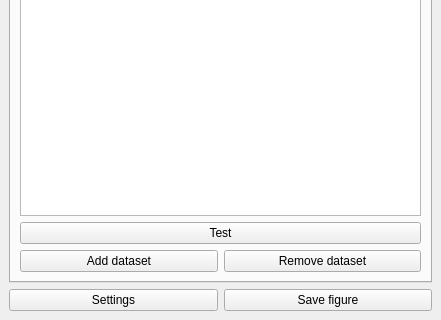
Above: stereograph_gui.ui from BoehnkeC/stereograph before the change; both pictures show x 0 to 441 and y 270 to 590 of the 441 by 590 pixel window. Below: the same form after it.
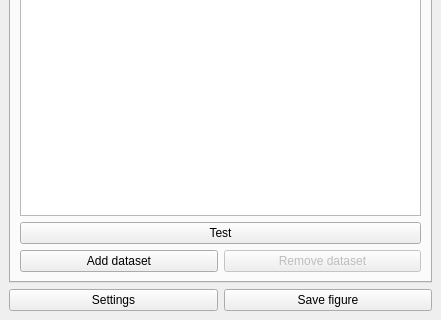
That is the form after the change.

Commit message: Removable layers

```diff
--- a/stereograph_gui.ui
+++ b/stereograph_gui.ui
@@ -91,6 +91,9 @@
             </item>
             <item>
              <widget class="QPushButton" name="btn_rm_set">
+              <property name="enabled">
+               <bool>false</bool>
+              </property>
               <property name="text">
                <string>Remove dataset</string>
               </property>
```
The commit also changes 1 other file.
